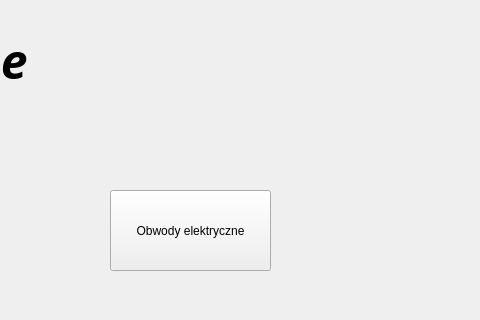
Qt form UI/Menu.ui (lukaszbladziak5/ICalcThis) before a commit; both pictures show x 720 to 1200 and y 0 to 320 of the 1200 by 800 pixel window.
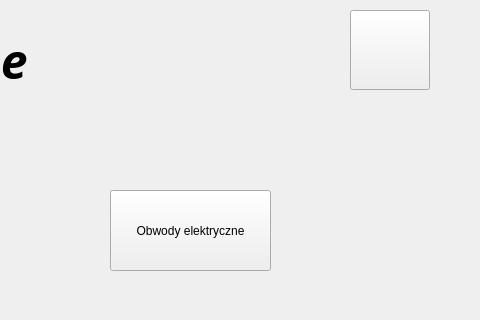
The same form after that commit.

```diff
--- a/UI/Menu.ui
+++ b/UI/Menu.ui
@@ -181,6 +181,25 @@
      <string>Operacja9</string>
     </property>
    </widget>
+   <widget class="QPushButton" name="profil_menu">
+    <property name="geometry">
+     <rect>
+      <x>1070</x>
+      <y>10</y>
+      <width>80</width>
+      <height>80</height>
+     </rect>
+    </property>
+    <property name="text">
+     <string/>
+    </property>
+    <property name="iconSize">
+     <size>
+      <width>90</width>
+      <height>90</height>
+     </size>
+    </property>
+   </widget>
   </widget>
  </widget>
  <resources/>
```
